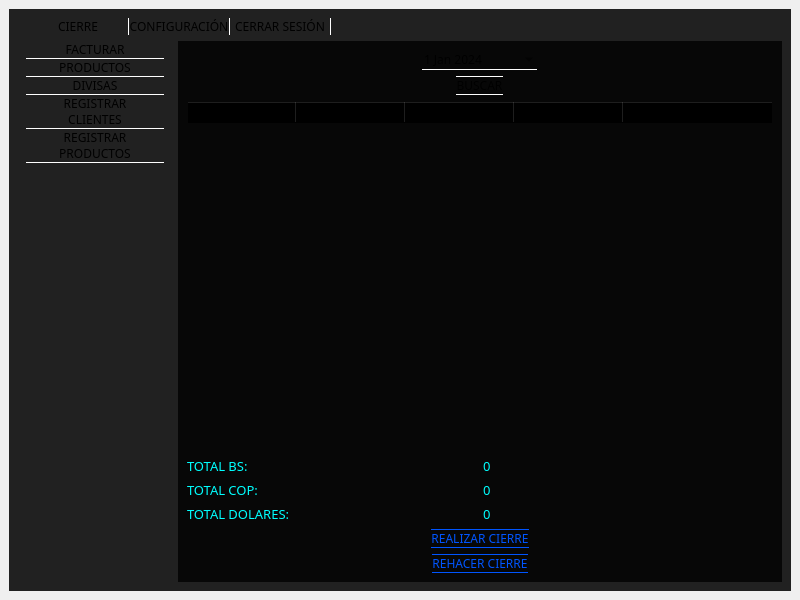
Old version of the form ui/interfaz_principal.ui in the repository DevHarsue/FRIKIZONE.
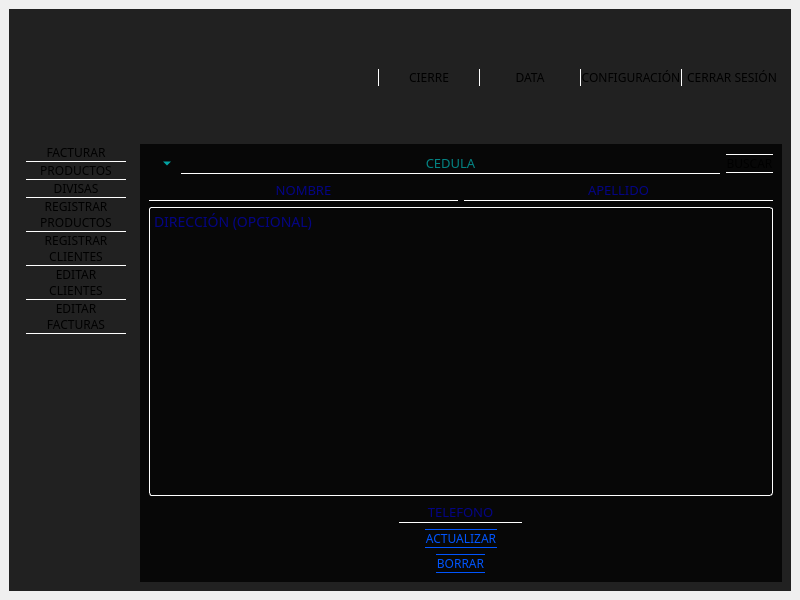
New version of the form. Icons and pictures are not drawn.

Commit message: edicion y borrado de clientes

```diff
--- a/ui/interfaz_principal.ui
+++ b/ui/interfaz_principal.ui
@@ -43,7 +43,7 @@
 
 #widget_superior QPushButton{
 	border: none;
-	border-right: 1px solid white;
+	border-left: 1px solid white;
 }
 
 #widget_lateral QPushButton:hover, #widget_superior QPushButton:hover{
@@ -71,175 +71,8 @@
       <property name="styleSheet">
        <string notr="true"/>
       </property>
-      <layout class="QGridLayout" name="gridLayout" columnstretch="0,0,1">
-       <item row="0" column="0" colspan="2" alignment="Qt::AlignmentFlag::AlignRight">
-        <widget class="QWidget" name="widget_superior" native="true">
-         <layout class="QHBoxLayout" name="horizontalLayout" stretch="0,0,0">
-          <property name="spacing">
-           <number>0</number>
-          </property>
-          <property name="leftMargin">
-           <number>10</number>
-          </property>
-          <property name="topMargin">
-           <number>0</number>
-          </property>
-          <property name="rightMargin">
-           <number>0</number>
-          </property>
-          <property name="bottomMargin">
-           <number>0</number>
-          </property>
-          <item>
-           <widget class="QPushButton" name="boton_v_cierre">
-            <property name="cursor">
-             <cursorShape>PointingHandCursor</cursorShape>
-            </property>
-            <property name="text">
-             <string>CIERRE</string>
-            </property>
-           </widget>
-          </item>
-          <item>
-           <widget class="QPushButton" name="boton_v_configuracion">
-            <property name="cursor">
-             <cursorShape>PointingHandCursor</cursorShape>
-            </property>
-            <property name="text">
-             <string>CONFIGURACIÓN</string>
-            </property>
-           </widget>
-          </item>
-          <item>
-           <widget class="QPushButton" name="boton_v_cerrar_sesion">
-            <property name="cursor">
-             <cursorShape>PointingHandCursor</cursorShape>
-            </property>
-            <property name="text">
-             <string>CERRAR SESIÓN</string>
-            </property>
-           </widget>
-          </item>
-         </layout>
-        </widget>
-       </item>
-       <item row="0" column="2">
-        <widget class="QWidget" name="contenedor_logo" native="true">
-         <layout class="QVBoxLayout" name="verticalLayout_4">
-          <property name="spacing">
-           <number>0</number>
-          </property>
-          <property name="leftMargin">
-           <number>0</number>
-          </property>
-          <property name="topMargin">
-           <number>0</number>
-          </property>
-          <property name="rightMargin">
-           <number>0</number>
-          </property>
-          <property name="bottomMargin">
-           <number>0</number>
-          </property>
-          <item alignment="Qt::AlignmentFlag::AlignRight">
-           <widget class="QLabel" name="logo">
-            <property name="enabled">
-             <bool>true</bool>
-            </property>
-            <property name="maximumSize">
-             <size>
-              <width>120</width>
-              <height>120</height>
-             </size>
-            </property>
-            <property name="text">
-             <string/>
-            </property>
-            <property name="pixmap">
-             <pixmap>../images/logo.png</pixmap>
-            </property>
-            <property name="scaledContents">
-             <bool>true</bool>
-            </property>
-           </widget>
-          </item>
-         </layout>
-        </widget>
-       </item>
-       <item row="1" column="0" alignment="Qt::AlignmentFlag::AlignTop">
-        <widget class="QWidget" name="widget_lateral" native="true">
-         <layout class="QVBoxLayout" name="verticalLayout">
-          <property name="spacing">
-           <number>0</number>
-          </property>
-          <property name="leftMargin">
-           <number>8</number>
-          </property>
-          <property name="topMargin">
-           <number>0</number>
-          </property>
-          <property name="rightMargin">
-           <number>8</number>
-          </property>
-          <property name="bottomMargin">
-           <number>8</number>
-          </property>
-          <item>
-           <widget class="QPushButton" name="boton_v_facturar">
-            <property name="cursor">
-             <cursorShape>PointingHandCursor</cursorShape>
-            </property>
-            <property name="text">
-             <string>FACTURAR</string>
-            </property>
-           </widget>
-          </item>
-          <item>
-           <widget class="QPushButton" name="boton_v_productos">
-            <property name="cursor">
-             <cursorShape>PointingHandCursor</cursorShape>
-            </property>
-            <property name="layoutDirection">
-             <enum>Qt::LayoutDirection::RightToLeft</enum>
-            </property>
-            <property name="text">
-             <string>PRODUCTOS</string>
-            </property>
-           </widget>
-          </item>
-          <item>
-           <widget class="QPushButton" name="boton_v_divisas">
-            <property name="text">
-             <string>DIVISAS</string>
-            </property>
-           </widget>
-          </item>
-          <item>
-           <widget class="QPushButton" name="boton_v_registrar_clientes">
-            <property name="cursor">
-             <cursorShape>PointingHandCursor</cursorShape>
-            </property>
-            <property name="text">
-             <string>REGISTRAR
-CLIENTES</string>
-            </property>
-           </widget>
-          </item>
-          <item>
-           <widget class="QPushButton" name="boton_v_registar_productos">
-            <property name="cursor">
-             <cursorShape>PointingHandCursor</cursorShape>
-            </property>
-            <property name="text">
-             <string>REGISTRAR
-PRODUCTOS</string>
-            </property>
-           </widget>
-          </item>
-         </layout>
-        </widget>
-       </item>
-       <item row="1" column="1" colspan="2">
+      <layout class="QGridLayout" name="gridLayout" columnstretch="0,0,1,0">
+       <item row="1" column="1" colspan="3">
         <widget class="QStackedWidget" name="stacked_widget">
          <property name="minimumSize">
           <size>
@@ -287,7 +120,7 @@
 	border-color: rgb(0, 255, 255);
 }
 
-QLineEdit:disabled{
+QLineEdit:disabled,QTextEdit:disabled{
 	color: rgb(0, 0, 255);
 }
 
@@ -413,7 +246,7 @@
 </string>
          </property>
          <property name="currentIndex">
-          <number>6</number>
+          <number>8</number>
          </property>
          <widget class="QWidget" name="vista_divisas">
           <property name="styleSheet">
@@ -1340,7 +1173,148 @@
            </item>
           </layout>
          </widget>
-         <widget class="QWidget" name="page_3"/>
+         <widget class="QWidget" name="vista_editar_clientes">
+          <layout class="QVBoxLayout" name="verticalLayout_8">
+           <item>
+            <layout class="QGridLayout" name="layout_registrar_clientes_2">
+             <item row="8" column="0" colspan="2" alignment="Qt::AlignmentFlag::AlignHCenter">
+              <widget class="QPushButton" name="boton_actualizar_ecliente">
+               <property name="enabled">
+                <bool>false</bool>
+               </property>
+               <property name="cursor">
+                <cursorShape>PointingHandCursor</cursorShape>
+               </property>
+               <property name="text">
+                <string>ACTUALIZAR</string>
+               </property>
+              </widget>
+             </item>
+             <item row="4" column="0">
+              <widget class="QLineEdit" name="line_nombre_ecliente">
+               <property name="enabled">
+                <bool>false</bool>
+               </property>
+               <property name="cursorPosition">
+                <number>0</number>
+               </property>
+               <property name="alignment">
+                <set>Qt::AlignmentFlag::AlignCenter</set>
+               </property>
+               <property name="placeholderText">
+                <string>NOMBRE</string>
+               </property>
+              </widget>
+             </item>
+             <item row="7" column="0" colspan="2" alignment="Qt::AlignmentFlag::AlignHCenter">
+              <widget class="QLineEdit" name="line_telefono_ecliente">
+               <property name="enabled">
+                <bool>false</bool>
+               </property>
+               <property name="alignment">
+                <set>Qt::AlignmentFlag::AlignCenter</set>
+               </property>
+               <property name="placeholderText">
+                <string>TELEFONO</string>
+               </property>
+              </widget>
+             </item>
+             <item row="4" column="1">
+              <widget class="QLineEdit" name="line_apellido_ecliente">
+               <property name="enabled">
+                <bool>false</bool>
+               </property>
+               <property name="cursorPosition">
+                <number>0</number>
+               </property>
+               <property name="alignment">
+                <set>Qt::AlignmentFlag::AlignCenter</set>
+               </property>
+               <property name="placeholderText">
+                <string>APELLIDO</string>
+               </property>
+              </widget>
+             </item>
+             <item row="0" column="0" colspan="2">
+              <layout class="QHBoxLayout" name="horizontalLayout_4">
+               <item alignment="Qt::AlignmentFlag::AlignLeft">
+                <widget class="QComboBox" name="combo_nacionalidad_ecliente">
+                 <property name="cursor">
+                  <cursorShape>PointingHandCursor</cursorShape>
+                 </property>
+                 <item>
+                  <property name="text">
+                   <string>V</string>
+                  </property>
+                 </item>
+                 <item>
+                  <property name="text">
+                   <string>E</string>
+                  </property>
+                 </item>
+                </widget>
+               </item>
+               <item>
+                <widget class="QLineEdit" name="line_cedula_ecliente">
+                 <property name="text">
+                  <string/>
+                 </property>
+                 <property name="cursorPosition">
+                  <number>0</number>
+                 </property>
+                 <property name="alignment">
+                  <set>Qt::AlignmentFlag::AlignCenter</set>
+                 </property>
+                 <property name="placeholderText">
+                  <string>CEDULA</string>
+                 </property>
+                </widget>
+               </item>
+               <item alignment="Qt::AlignmentFlag::AlignVCenter">
+                <widget class="QPushButton" name="boton_buscar_ecliente">
+                 <property name="enabled">
+                  <bool>true</bool>
+                 </property>
+                 <property name="cursor">
+                  <cursorShape>PointingHandCursor</cursorShape>
+                 </property>
+                 <property name="text">
+                  <string>BUSCAR</string>
+                 </property>
+                </widget>
+               </item>
+              </layout>
+             </item>
+             <item row="6" column="0" colspan="2">
+              <widget class="QTextEdit" name="text_descripcion_ecliente">
+               <property name="enabled">
+                <bool>false</bool>
+               </property>
+               <property name="tabChangesFocus">
+                <bool>true</bool>
+               </property>
+               <property name="placeholderText">
+                <string>DIRECCIÓN (OPCIONAL)</string>
+               </property>
+              </widget>
+             </item>
+             <item row="9" column="0" colspan="2" alignment="Qt::AlignmentFlag::AlignHCenter">
+              <widget class="QPushButton" name="boton_borrar_ecliente">
+               <property name="enabled">
+                <bool>false</bool>
+               </property>
+               <property name="cursor">
+                <cursorShape>PointingHandCursor</cursorShape>
+               </property>
+               <property name="text">
+                <string>BORRAR</string>
+               </property>
+              </widget>
+             </item>
+            </layout>
+           </item>
+          </layout>
+         </widget>
          <widget class="QWidget" name="vista_registrar_productos">
           <layout class="QVBoxLayout" name="verticalLayout_6">
            <property name="leftMargin">
@@ -1447,6 +1421,229 @@
          </widget>
         </widget>
        </item>
+       <item row="0" column="0">
+        <widget class="QWidget" name="contenedor_logo" native="true">
+         <property name="minimumSize">
+          <size>
+           <width>0</width>
+           <height>120</height>
+          </size>
+         </property>
+         <property name="styleSheet">
+          <string notr="true"/>
+         </property>
+         <layout class="QVBoxLayout" name="verticalLayout_4">
+          <property name="spacing">
+           <number>0</number>
+          </property>
+          <property name="leftMargin">
+           <number>0</number>
+          </property>
+          <property name="topMargin">
+           <number>0</number>
+          </property>
+          <property name="rightMargin">
+           <number>0</number>
+          </property>
+          <property name="bottomMargin">
+           <number>0</number>
+          </property>
+          <item alignment="Qt::AlignmentFlag::AlignHCenter">
+           <widget class="QLabel" name="logo">
+            <property name="enabled">
+             <bool>true</bool>
+            </property>
+            <property name="minimumSize">
+             <size>
+              <width>0</width>
+              <height>120</height>
+             </size>
+            </property>
+            <property name="maximumSize">
+             <size>
+              <width>120</width>
+              <height>120</height>
+             </size>
+            </property>
+            <property name="text">
+             <string/>
+            </property>
+            <property name="pixmap">
+             <pixmap>../images/logo.png</pixmap>
+            </property>
+            <property name="scaledContents">
+             <bool>true</bool>
+            </property>
+            <property name="alignment">
+             <set>Qt::AlignmentFlag::AlignCenter</set>
+            </property>
+           </widget>
+          </item>
+         </layout>
+        </widget>
+       </item>
+       <item row="1" column="0" alignment="Qt::AlignmentFlag::AlignTop">
+        <widget class="QWidget" name="widget_lateral" native="true">
+         <property name="styleSheet">
+          <string notr="true">min-width:10em;</string>
+         </property>
+         <layout class="QVBoxLayout" name="verticalLayout">
+          <property name="spacing">
+           <number>0</number>
+          </property>
+          <property name="leftMargin">
+           <number>8</number>
+          </property>
+          <property name="topMargin">
+           <number>0</number>
+          </property>
+          <property name="rightMargin">
+           <number>8</number>
+          </property>
+          <property name="bottomMargin">
+           <number>8</number>
+          </property>
+          <item>
+           <widget class="QPushButton" name="boton_v_facturar">
+            <property name="cursor">
+             <cursorShape>PointingHandCursor</cursorShape>
+            </property>
+            <property name="text">
+             <string>FACTURAR</string>
+            </property>
+           </widget>
+          </item>
+          <item>
+           <widget class="QPushButton" name="boton_v_productos">
+            <property name="cursor">
+             <cursorShape>PointingHandCursor</cursorShape>
+            </property>
+            <property name="layoutDirection">
+             <enum>Qt::LayoutDirection::RightToLeft</enum>
+            </property>
+            <property name="text">
+             <string>PRODUCTOS</string>
+            </property>
+           </widget>
+          </item>
+          <item>
+           <widget class="QPushButton" name="boton_v_divisas">
+            <property name="cursor">
+             <cursorShape>PointingHandCursor</cursorShape>
+            </property>
+            <property name="text">
+             <string>DIVISAS</string>
+            </property>
+           </widget>
+          </item>
+          <item>
+           <widget class="QPushButton" name="boton_v_registar_productos">
+            <property name="cursor">
+             <cursorShape>PointingHandCursor</cursorShape>
+            </property>
+            <property name="text">
+             <string>REGISTRAR
+PRODUCTOS</string>
+            </property>
+           </widget>
+          </item>
+          <item>
+           <widget class="QPushButton" name="boton_v_registrar_clientes">
+            <property name="cursor">
+             <cursorShape>PointingHandCursor</cursorShape>
+            </property>
+            <property name="text">
+             <string>REGISTRAR
+CLIENTES</string>
+            </property>
+           </widget>
+          </item>
+          <item>
+           <widget class="QPushButton" name="boton_v_editar_clientes">
+            <property name="cursor">
+             <cursorShape>PointingHandCursor</cursorShape>
+            </property>
+            <property name="text">
+             <string>EDITAR
+CLIENTES</string>
+            </property>
+           </widget>
+          </item>
+          <item>
+           <widget class="QPushButton" name="boton_v_editar_facturas">
+            <property name="cursor">
+             <cursorShape>PointingHandCursor</cursorShape>
+            </property>
+            <property name="text">
+             <string>EDITAR
+FACTURAS</string>
+            </property>
+           </widget>
+          </item>
+         </layout>
+        </widget>
+       </item>
+       <item row="0" column="3">
+        <widget class="QWidget" name="widget_superior" native="true">
+         <layout class="QHBoxLayout" name="horizontalLayout" stretch="0,0,0,0">
+          <property name="spacing">
+           <number>0</number>
+          </property>
+          <property name="leftMargin">
+           <number>10</number>
+          </property>
+          <property name="topMargin">
+           <number>0</number>
+          </property>
+          <property name="rightMargin">
+           <number>0</number>
+          </property>
+          <property name="bottomMargin">
+           <number>0</number>
+          </property>
+          <item>
+           <widget class="QPushButton" name="boton_v_cierre">
+            <property name="cursor">
+             <cursorShape>PointingHandCursor</cursorShape>
+            </property>
+            <property name="text">
+             <string>CIERRE</string>
+            </property>
+           </widget>
+          </item>
+          <item>
+           <widget class="QPushButton" name="boton_v_data">
+            <property name="cursor">
+             <cursorShape>PointingHandCursor</cursorShape>
+            </property>
+            <property name="text">
+             <string>DATA</string>
+            </property>
+           </widget>
+          </item>
+          <item>
+           <widget class="QPushButton" name="boton_v_configuracion">
+            <property name="cursor">
+             <cursorShape>PointingHandCursor</cursorShape>
+            </property>
+            <property name="text">
+             <string>CONFIGURACIÓN</string>
+            </property>
+           </widget>
+          </item>
+          <item>
+           <widget class="QPushButton" name="boton_v_cerrar_sesion">
+            <property name="cursor">
+             <cursorShape>PointingHandCursor</cursorShape>
+            </property>
+            <property name="text">
+             <string>CERRAR SESIÓN</string>
+            </property>
+           </widget>
+          </item>
+         </layout>
+        </widget>
+       </item>
       </layout>
      </widget>
     </item>
```
Left out of the diff: 223 changed lines with no effect on the pictures. The commit also changes 11 other files.
